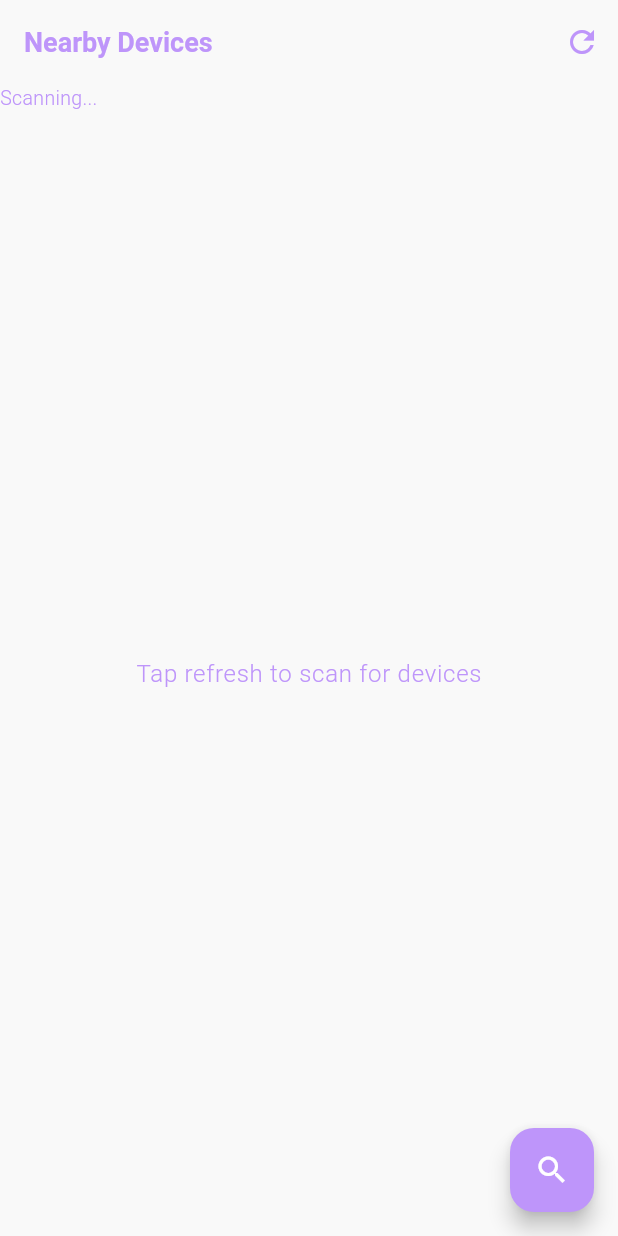
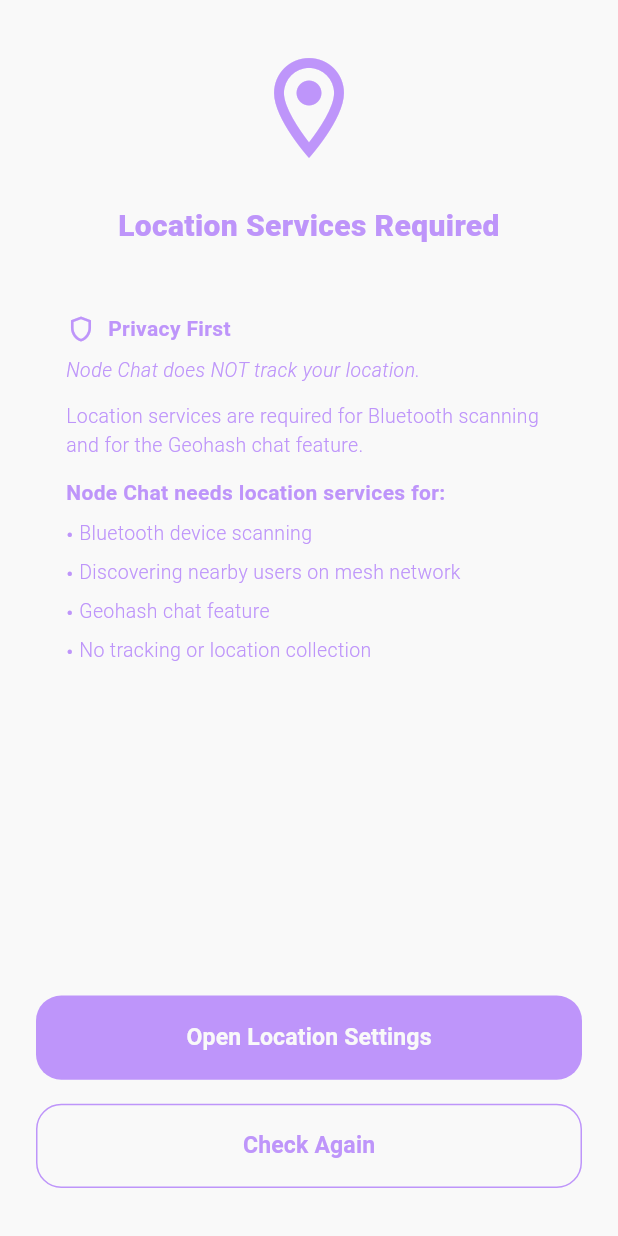
Before and after one commit to codecrafteryt/node_chat, a Flutter app: the screen it shows after launch, on a phone screen of 412 x 824 dp. Run offline on Flutter 3.47's test engine with Material 3 defaults, Android fonts, the phone set to English and light mode, and no system bars; our stand-ins replace flutter_blue_plus, flutter_screenutil, font_awesome_flutter, geolocator, get, permission_handler and 1 more; Roboto replaces fonts that are missing (Inter-Regular).

Commit message:
implement permission handling flow and new required screens
- Add `PermissionFlowController` to manage the transition between Bluetooth and Location permission states.
- Implement `LocationController` to handle GPS status, position fetching, and persistent storage of coordinates.
- Create `PermissionGate` as the new entry point in `main.dart` to conditionally show requirement screens or the main `ScanScreen`.
- Add `BluetoothRequiredScreen` and `LocationServicesRequiredScreen` to inform users why these permissions are necessary for mesh networking.
- Update `Info.plist` with mandatory iOS usage descriptions for Location and Bluetooth services.
- Define `AppConstants` for shared preference keys and application naming.
- Register new controllers in the dependency injection container and update `CustomButton` styling.
- Add placeholder screen files for `GroupChatScreen` and state-specific views.

```diff
--- /dev/null
+++ b/lib/controllers/location_controller.dart
@@ -0,0 +1,99 @@
+import 'package:geolocator/geolocator.dart';
+import 'package:get/get.dart';
+import 'package:permission_handler/permission_handler.dart' as ph;
+import 'package:shared_preferences/shared_preferences.dart';
+
+import '../utils/constants.dart';
+
+enum LocationStatus {
+  denied,
+  disabled,
+  granted,
+}
+
+class LocationController extends GetxController {
+  LocationController({required SharedPreferences prefs}) : _prefs = prefs;
+
+  final SharedPreferences _prefs;
+  final Rx<LocationStatus> status = LocationStatus.denied.obs;
+  final RxDouble lat = 0.0.obs;
+  final RxDouble lng = 0.0.obs;
+
+  static const _timeLimit = Duration(seconds: 15);
+
+  @override
+  void onInit() {
+    super.onInit();
+    checkAndRefresh();
+  }
+
+  /// Refreshes status and fetches position if allowed; saves lat/lng to prefs.
+  Future<void> checkAndRefresh() async {
+    final permission = await Geolocator.checkPermission();
+    if (permission == LocationPermission.denied) {
+      status.value = LocationStatus.denied;
+      return;
+    }
+    if (permission == LocationPermission.deniedForever) {
+      status.value = LocationStatus.denied;
+      return;
+    }
+
+    final serviceEnabled = await Geolocator.isLocationServiceEnabled();
+    if (!serviceEnabled) {
+      status.value = LocationStatus.disabled;
+      return;
+    }
+
+    status.value = LocationStatus.granted;
+    await _fetchAndSavePosition();
+  }
+
+  Future<void> requestPermission() async {
+    final p = await Geolocator.checkPermission();
+    if (p == LocationPermission.denied) {
+      await Geolocator.requestPermission();
+    }
+    await checkAndRefresh();
+  }
+
+  /// Opens system location settings (app or system location page).
+  Future<bool> openLocationSettings() async {
+    return Geolocator.openLocationSettings();
+  }
+
+  /// Opens app settings (for permission denied forever).
+  Future<bool> openAppSettings() async {
+    return ph.openAppSettings();
+  }
+
+  Future<void> _fetchAndSavePosition() async {
+    try {
+      final position = await Geolocator.getCurrentPosition(
+        locationSettings: const LocationSettings(
+          accuracy: LocationAccuracy.medium,
+          timeLimit: _timeLimit,
+        ),
+      );
+      lat.value = position.latitude;
+      lng.value = position.longitude;
+      await _prefs.setDouble(AppConstants.prefKeyLat, position.latitude);
+      await _prefs.setDouble(AppConstants.prefKeyLng, position.longitude);
+    } catch (_) {
+      // Keep previous values or 0
+    }
+  }
+
+  /// Loads stored lat/lng from prefs (e.g. after app restart).
+  void loadStoredPosition() {
+    lat.value = _prefs.getDouble(AppConstants.prefKeyLat) ?? 0.0;
+    lng.value = _prefs.getDouble(AppConstants.prefKeyLng) ?? 0.0;
+  }
+
+  bool get hasStoredPosition =>
+      lat.value != 0.0 || lng.value != 0.0;
+
+  bool get isGranted => status.value == LocationStatus.granted;
+  bool get isDisabled => status.value == LocationStatus.disabled;
+  bool get isDenied => status.value == LocationStatus.denied;
+}
--- /dev/null
+++ b/lib/controllers/permission_flow_controller.dart
@@ -0,0 +1,96 @@
+import 'dart:async';
+
+import 'package:flutter_blue_plus/flutter_blue_plus.dart';
+import 'package:get/get.dart';
+import 'package:permission_handler/permission_handler.dart';
+
+import '../utils/constants.dart';
+import 'location_controller.dart';
+
+enum PermissionScreen { bluetoothRequired, locationRequired, main }
+
+/// Decides which screen to show (Bluetooth → Location → Main) and handles Bluetooth enable.
+class PermissionFlowController extends GetxController {
+  PermissionFlowController({
+    required LocationController locationController,
+  }) : _location = locationController;
+
+  final LocationController _location;
+  StreamSubscription<BluetoothAdapterState>? _btSubscription;
+
+  final Rx<PermissionScreen> currentScreen = PermissionScreen.bluetoothRequired.obs;
+
+  @override
+  void onInit() {
+    super.onInit();
+    _location.loadStoredPosition();
+    _listenBluetooth();
+    _resolveInitialScreen();
+  }
+
+  @override
+  void onClose() {
+    _btSubscription?.cancel();
+    super.onClose();
+  }
+
+  void _listenBluetooth() {
+    _btSubscription = FlutterBluePlus.adapterState.listen((state) {
+      if (state == BluetoothAdapterState.on) {
+        _onBluetoothTurnedOn();
+      }
+    });
+  }
+
+  void _resolveInitialScreen() async {
+    final btOn = await _isBluetoothOn();
+    if (!btOn) {
+      currentScreen.value = PermissionScreen.bluetoothRequired;
+      return;
+    }
+    await _location.checkAndRefresh();
+    if (!_location.isGranted || !_location.hasStoredPosition) {
+      currentScreen.value = PermissionScreen.locationRequired;
+      return;
+    }
+    currentScreen.value = PermissionScreen.main;
+  }
+
+  Future<bool> _isBluetoothOn() async {
+    try {
+      return await FlutterBluePlus.isOn;
+    } catch (_) {
+      return false;
+    }
+  }
+
+  /// Call when user taps "Enable Bluetooth". Triggers system dialog on Android; opens settings on iOS.
+  Future<void> requestBluetoothOn() async {
+    try {
+      await FlutterBluePlus.turnOn(timeout: 60);
+    } catch (_) {
+      await _openAppSettingsForBluetooth();
+    }
+  }
+
+  Future<void> _openAppSettingsForBluetooth() async {
+    await openAppSettings();
+  }
+
+  void _onBluetoothTurnedOn() {
+    if (currentScreen.value != PermissionScreen.bluetoothRequired) return;
+    currentScreen.value = PermissionScreen.locationRequired;
+  }
+
+  /// Call when user returns from location settings; re-check and go to main if ready.
+  Future<void> checkLocationAndProceed() async {
+    await _location.requestPermission();
+    if (_location.isGranted && _location.hasStoredPosition) {
+      currentScreen.value = PermissionScreen.main;
+    }
+  }
+
+  void goToMain() {
+    currentScreen.value = PermissionScreen.main;
+  }
+}
--- a/lib/main.dart
+++ b/lib/main.dart
@@ -3,14 +3,14 @@ import 'package:flutter/services.dart';
 import 'package:flutter_screenutil/flutter_screenutil.dart';
 import 'package:get/get.dart';
 import 'data/helper/get_di.dart';
-import 'views/screens/scan_screen.dart';
+import 'views/screens/permission_gate.dart';
 import 'utils/permissions.dart';
 import 'utils/value/app_theme.dart';
 
 void main() async {
   WidgetsFlutterBinding.ensureInitialized();
   await requestPermissions();
-  DependencyInjection.init();
+  await DependencyInjection.init();
   SystemChrome.setPreferredOrientations([
     DeviceOrientation.portraitUp,
     DeviceOrientation.portraitDown,
@@ -36,7 +36,7 @@ class NodeChatApp extends StatelessWidget {
           themeMode: ThemeMode.system,
           debugShowCheckedModeBanner: false,
           defaultTransition: Transition.leftToRight,
-          home: const ScanScreen(),
+          home: const PermissionGate(),
         );
       }
     );
--- /dev/null
+++ b/lib/utils/constants.dart
@@ -0,0 +1,8 @@
+/// App-wide constants (prefs keys, copy).
+abstract class AppConstants {
+  AppConstants._();
+
+  static const String prefKeyLat = 'user_lat';
+  static const String prefKeyLng = 'user_lng';
+  static const String appName = 'Node Chat';
+}
--- a/lib/views/location_services_required_screen/location_services_required_screen.dart
+++ b/lib/views/location_services_required_screen/location_services_required_screen.dart
@@ -0,0 +1,16 @@
+
+import 'package:flutter/material.dart';
+import 'package:get/get.dart';
+import '../../controllers/bluetooth_controller.dart';
+
+class LocationServicesRequiredScreen extends StatelessWidget {
+  const LocationServicesRequiredScreen({super.key});
+  BluetoothController get controller => Get.find<BluetoothController>();
+
+  @override
+  Widget build(BuildContext context) {
+    return Scaffold(
+
+    );
+  }
+}
--- /dev/null
+++ b/lib/views/screens/bluetooth_required_screen.dart
@@ -0,0 +1,118 @@
+import 'package:flutter/material.dart';
+import 'package:get/get.dart';
+
+import '../../controllers/permission_flow_controller.dart';
+import '../../utils/constants.dart';
+import '../../utils/value/my_color.dart';
+import '../../utils/value/my_fonts.dart';
+import '../../utils/value/style.dart';
+import '../widgets/custom_button.dart';
+
+class BluetoothRequiredScreen extends StatelessWidget {
+  const BluetoothRequiredScreen({super.key});
+
+  @override
+  Widget build(BuildContext context) {
+    final flow = Get.find<PermissionFlowController>();
+    final isDark = Theme.of(context).brightness == Brightness.dark;
+    final bg = isDark ? MyColors.darkBg : MyColors.lightBg;
+    final boxBg = isDark ? MyColors.darkContainer : MyColors.lightGrayContainer;
+
+    return Scaffold(
+      backgroundColor: bg,
+      body: SafeArea(
+        child: Padding(
+          padding: const EdgeInsets.symmetric(horizontal: 24),
+          child: Column(
+            children: [
+              const SizedBox(height: 48),
+              Icon(
+                Icons.bluetooth,
+                size: 80,
+                color: MyColors.mainTextColor,
+              ),
+              const SizedBox(height: 24),
+              Text(
+                'Bluetooth Required',
+                style: kSize18DarkW800Text.copyWith(
+                  color: MyColors.mainTextColor,
+                  fontSize: 22,
+                  fontFamily: MyFonts.inter,
+                ),
+                textAlign: TextAlign.center,
+              ),
+              const SizedBox(height: 32),
+              Container(
+                width: double.infinity,
+                padding: const EdgeInsets.all(20),
+                decoration: BoxDecoration(
+                  color: boxBg,
+                  borderRadius: BorderRadius.circular(12),
+                ),
+                child: Column(
+                  crossAxisAlignment: CrossAxisAlignment.start,
+                  children: [
+                    Text(
+                      '${AppConstants.appName} needs Bluetooth to:',
+                      style: kSize14DarkW400Text.copyWith(
+                        color: MyColors.mainTextColor,
+                        fontFamily: MyFonts.inter,
+                      ),
+                    ),
+                    const SizedBox(height: 12),
+                    _Bullet(text: 'Discover nearby users'),
+                    _Bullet(text: 'Create mesh network connections'),
+                    _Bullet(text: 'Send and receive messages'),
+                    _Bullet(text: 'Work without internet or servers'),
+                  ],
+                ),
+              ),
+              const Spacer(),
+              CustomButton(
+                text: 'Enable Bluetooth',
+                textColor: Colors.black,
+                backgroundColor: MyColors.mainTextColor,
+                fontWeight: FontWeight.w600,
+                onPressed: () => flow.requestBluetoothOn(),
+              ),
+              const SizedBox(height: 32),
+            ],
+          ),
+        ),
+      ),
+    );
+  }
+}
+
+class _Bullet extends StatelessWidget {
+  const _Bullet({required this.text});
+  final String text;
+
+  @override
+  Widget build(BuildContext context) {
+    return Padding(
+      padding: const EdgeInsets.only(bottom: 8),
+      child: Row(
+        crossAxisAlignment: CrossAxisAlignment.start,
+        children: [
+          Text(
+            '• ',
+            style: kSize14DarkW400Text.copyWith(
+              color: MyColors.mainTextColor,
+              fontFamily: MyFonts.inter,
+            ),
+          ),
+          Expanded(
+            child: Text(
+              text,
+              style: kSize13DarkW300Text.copyWith(
+                color: MyColors.mainTextColor,
+                fontFamily: MyFonts.inter,
+              ),
+            ),
+          ),
+        ],
+      ),
+    );
+  }
+}
--- /dev/null
+++ b/lib/views/screens/location_services_required_screen.dart
@@ -0,0 +1,173 @@
+import 'package:flutter/material.dart';
+import 'package:get/get.dart';
+
+import '../../controllers/location_controller.dart';
+import '../../controllers/permission_flow_controller.dart';
+import '../../utils/constants.dart';
+import '../../utils/value/my_color.dart';
+import '../../utils/value/my_fonts.dart';
+import '../../utils/value/style.dart';
+import '../widgets/custom_button.dart';
+
+class LocationServicesRequiredScreen extends StatelessWidget {
+  const LocationServicesRequiredScreen({super.key});
+
+  @override
+  Widget build(BuildContext context) {
+    final flow = Get.find<PermissionFlowController>();
+    final location = Get.find<LocationController>();
+    final isDark = Theme.of(context).brightness == Brightness.dark;
+    final bg = isDark ? MyColors.darkBg : MyColors.lightBg;
+    final boxBg = isDark ? MyColors.darkContainer : MyColors.lightGrayContainer;
+
+    return Scaffold(
+      backgroundColor: bg,
+      body: SafeArea(
+        child: Padding(
+          padding: const EdgeInsets.symmetric(horizontal: 24),
+          child: Column(
+            children: [
+              const SizedBox(height: 32),
+              Icon(
+                Icons.location_on_outlined,
+                size: 80,
+                color: MyColors.mainTextColor,
+              ),
+              const SizedBox(height: 24),
+              Text(
+                'Location Services Required',
+                style: kSize18DarkW800Text.copyWith(
+                  color: MyColors.mainTextColor,
+                  fontSize: 20,
+                  fontFamily: MyFonts.inter,
+                ),
+                textAlign: TextAlign.center,
+              ),
+              const SizedBox(height: 24),
+              Container(
+                width: double.infinity,
+                padding: const EdgeInsets.all(20),
+                decoration: BoxDecoration(
+                  color: boxBg,
+                  borderRadius: BorderRadius.circular(12),
+                ),
+                child: Column(
+                  crossAxisAlignment: CrossAxisAlignment.start,
+                  children: [
+                    Row(
+                      children: [
+                        Icon(
+                          Icons.shield_outlined,
+                          size: 20,
+                          color: MyColors.mainTextColor,
+                        ),
+                        const SizedBox(width: 8),
+                        Text(
+                          'Privacy First',
+                          style: kSize14DarkW400Text.copyWith(
+                            color: MyColors.mainTextColor,
+                            fontWeight: FontWeight.w600,
+                            fontFamily: MyFonts.inter,
+                          ),
+                        ),
+                      ],
+                    ),
+                    const SizedBox(height: 8),
+                    Text(
+                      '${AppConstants.appName} does NOT track your location.',
+                      style: kSize13DarkW300Text.copyWith(
+                        color: MyColors.mainTextColor,
+                        fontStyle: FontStyle.italic,
+                        fontFamily: MyFonts.inter,
+                      ),
+                    ),
+                    const SizedBox(height: 12),
+                    Text(
+                      'Location services are required for Bluetooth scanning and for the Geohash chat feature.',
+                      style: kSize13DarkW300Text.copyWith(
+                        color: MyColors.mainTextColor,
+                        fontFamily: MyFonts.inter,
+                      ),
+                    ),
+                    const SizedBox(height: 12),
+                    Text(
+                      '${AppConstants.appName} needs location services for:',
+                      style: kSize14DarkW400Text.copyWith(
+                        color: MyColors.mainTextColor,
+                        fontWeight: FontWeight.w600,
+                        fontFamily: MyFonts.inter,
+                      ),
+                    ),
+                    const SizedBox(height: 8),
+                    _Bullet(text: 'Bluetooth device scanning'),
+                    _Bullet(text: 'Discovering nearby users on mesh network'),
+                    _Bullet(text: 'Geohash chat feature'),
+                    _Bullet(text: 'No tracking or location collection'),
+                  ],
+                ),
+              ),
+              const Spacer(),
+              CustomButton(
+                text: 'Open Location Settings',
+                textColor: bg,
+                backgroundColor: MyColors.mainTextColor,
+                fontWeight: FontWeight.w600,
+                borderColor: Colors.transparent,
+                onPressed: () => location.openLocationSettings(),
+              ),
+              const SizedBox(height: 16),
+              CustomButton(
+                text: 'Check Again',
+                textColor: MyColors.mainTextColor,
+                backgroundColor: Colors.transparent,
+                borderColor: MyColors.mainTextColor,
+                fontWeight: FontWeight.w600,
+                onPressed: () => flow.checkLocationAndProceed(),
+              ),
+              const SizedBox(height: 32),
+            ],
+          ),
+        ),
+      ),
+    );
+  }
+}
+
+class _Bullet extends StatelessWidget {
+  const _Bullet({required this.text});
+  final String text;
+
+  @override
+  Widget build(BuildContext context) {
+    return Padding(
+      padding: const EdgeInsets.only(bottom: 6),
+      child: Row(
+        crossAxisAlignment: CrossAxisAlignment.start,
+        children: [
+          Text(
+            '• ',
+            style: kSize14DarkW400Text.copyWith(
+              color: MyColors.mainTextColor,
+              fontFamily: MyFonts.inter,
+            ),
+          ),
+          Expanded(
+            child: Text(
+              text,
+              style: kSize13DarkW300Text.copyWith(
+                color: MyColors.mainTextColor,
+                fontFamily: MyFonts.inter,
+              ),
+            ),
+          ),
+        ],
+      ),
+    );
+  }
+}
+
+/*
+i am some advancing sync like when i am on the location screen
+and then i off the bluethooth and then we will move to that screen
+
+* */
--- /dev/null
+++ b/lib/views/screens/permission_gate.dart
@@ -0,0 +1,26 @@
+import 'package:flutter/material.dart';
+import 'package:get/get.dart';
+import '../../controllers/permission_flow_controller.dart';
+import 'bluetooth_required_screen.dart';
+import 'location_services_required_screen.dart';
+import 'scan_screen.dart';
+
+/// Shows BluetoothRequired → LocationServicesRequired → ScanScreen based on [PermissionFlowController].
+class PermissionGate extends StatelessWidget {
+  const PermissionGate({super.key});
+  PermissionFlowController get flowController => Get.find<PermissionFlowController>();
+
+  @override
+  Widget build(BuildContext context) {
+    return Obx(() {
+      switch (flowController.currentScreen.value) {
+        case PermissionScreen.bluetoothRequired:
+          return const BluetoothRequiredScreen();
+        case PermissionScreen.locationRequired:
+          return const LocationServicesRequiredScreen();
+        case PermissionScreen.main:
+          return const ScanScreen();
+      }
+    });
+  }
+}
--- a/lib/views/widgets/custom_button.dart
+++ b/lib/views/widgets/custom_button.dart
@@ -62,7 +62,7 @@ class CustomButton extends StatelessWidget {
         style: TextButton.styleFrom(
           backgroundColor: backgroundColor ?? Colors.white,
           shape: RoundedRectangleBorder(
-            borderRadius: BorderRadius.circular(borderRadius ?? 34.r),
+            borderRadius: BorderRadius.circular(borderRadius ?? 18.r),
           ),
           side: BorderSide(color: borderColor ?? Colors.white),
         ),
```
Also changed, not shown: lib/data/helper/get_di.dart (+8 -2 lines), lib/views/bluetooth_required_screen/bluetooth_required_screen.dart (+16 -0 lines), lib/views/group_chat_screen/group_chat_screen.dart (+16 -0 lines), lib/views/widgets/new.dart (added), 1 other file.
